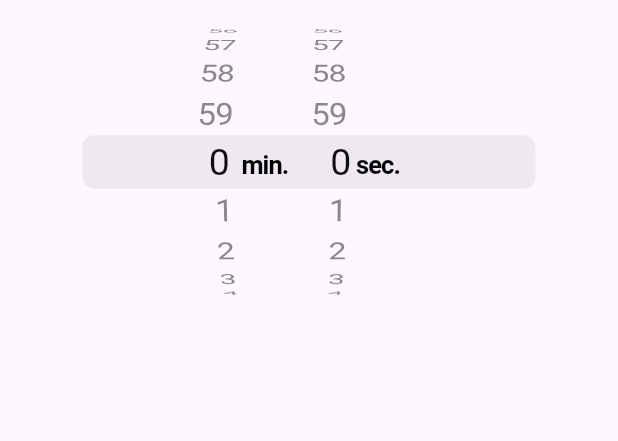
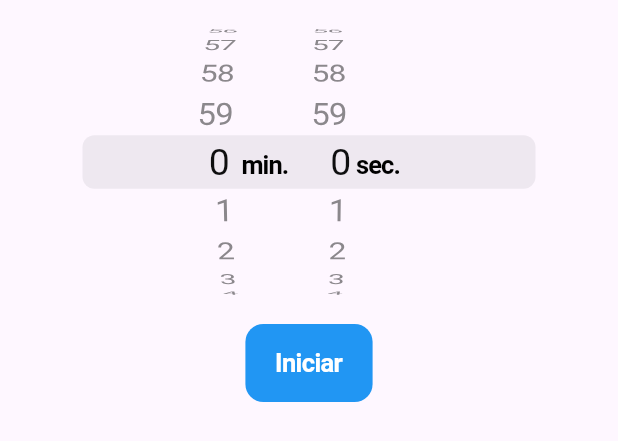
Before and after one commit to RaymundoSantorski/flutter_stopwatch, a Flutter app: the MyTimer widget shown alone on an empty page, opened directly, on a phone screen of 412 x 824 dp. Shown: the top 441 px of the screen. Run offline on Flutter 3.47's test engine with Material 3 defaults, Android fonts, the phone set to English and light mode, and no system bars.

Commit message:
add: button to run timer

```diff
--- a/lib/main.dart
+++ b/lib/main.dart
@@ -1,5 +1,4 @@
 import 'package:flutter/cupertino.dart';
-import 'package:flutter/gestures.dart';
 import 'package:flutter/material.dart';
 
 void main() {
@@ -85,6 +84,7 @@ class MyTimer extends StatefulWidget {
 
 class _MyTimerState extends State<MyTimer> {
   Duration duration = Duration(minutes: 0, seconds: 0);
+  bool running = false;
 
   void _setDuration(Duration value) {
     setState(() {
@@ -94,12 +94,46 @@ class _MyTimerState extends State<MyTimer> {
 
   @override
   Widget build(BuildContext context) {
-    return Column(
+    return running
+        ? Column(
+            children: [
+              Row(
+                children: [
+                  Text('${duration.inMinutes}'),
+                  Text('${duration.inSeconds - duration.inMinutes * 60}'),
+                ],
+              ),
+              CupertinoButton(
+                onPressed: () {
+                  setState(() {
+                    running = false;
+                  });
+                },
+                child: Text('Detener'),
+              ),
+            ],
+          )
+        : Column(
             children: [
               CupertinoTimerPicker(
                 onTimerDurationChanged: _setDuration,
                 mode: CupertinoTimerPickerMode.ms,
               ),
+              CupertinoButton(
+                onPressed: () {
+                  setState(() {
+                    running = true;
+                  });
+                },
+                color: Colors.blue,
+                child: Text(
+                  'Iniciar',
+                  style: TextStyle(
+                    color: Colors.white,
+                    fontWeight: FontWeight.bold,
+                  ),
+                ),
+              ),
             ],
           );
   }
```
Lines whose indentation alone changed are shown as unchanged.
